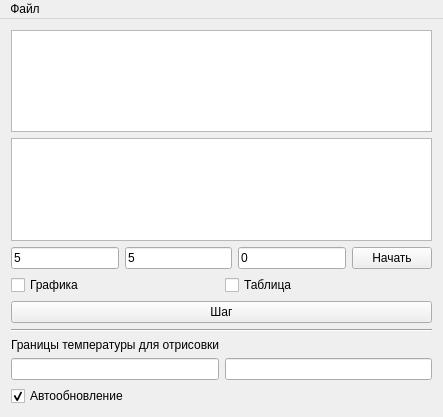
This is displaymeltmodel.ui in AndreyMlashkin/stefanoproblem as Qt 5 draws it before an edit. The edited form follows.
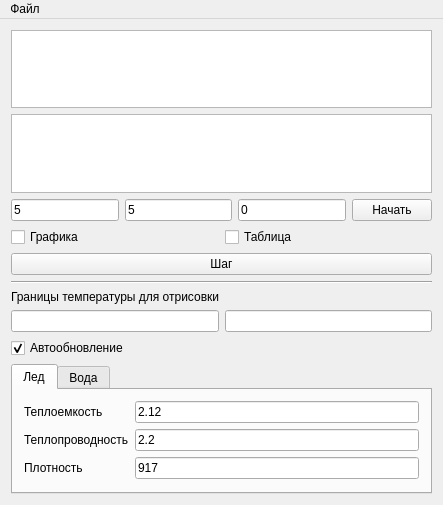
This is the edited form.

Commit message: model constants input applied

Diff of the .ui file:
```diff
--- a/displaymeltmodel.ui
+++ b/displaymeltmodel.ui
@@ -7,7 +7,7 @@
     <x>0</x>
     <y>0</y>
     <width>443</width>
-    <height>417</height>
+    <height>505</height>
    </rect>
   </property>
   <property name="windowTitle">
@@ -144,6 +144,102 @@
       </item>
      </layout>
     </item>
+    <item>
+     <widget class="QTabWidget" name="constants">
+      <property name="currentIndex">
+       <number>0</number>
+      </property>
+      <widget class="QWidget" name="ice">
+       <attribute name="title">
+        <string>Лед</string>
+       </attribute>
+       <layout class="QFormLayout" name="formLayout">
+        <property name="fieldGrowthPolicy">
+         <enum>QFormLayout::AllNonFixedFieldsGrow</enum>
+        </property>
+        <item row="0" column="1">
+         <widget class="QLineEdit" name="iceC">
+          <property name="text">
+           <string>2.12</string>
+          </property>
+         </widget>
+        </item>
+        <item row="0" column="0">
+         <widget class="QLabel" name="label_2">
+          <property name="text">
+           <string>Теплоемкость</string>
+          </property>
+         </widget>
+        </item>
+        <item row="1" column="0">
+         <widget class="QLabel" name="label_3">
+          <property name="text">
+           <string>Теплопроводность</string>
+          </property>
+         </widget>
+        </item>
+        <item row="2" column="0">
+         <widget class="QLabel" name="label_4">
+          <property name="text">
+           <string>Плотность</string>
+          </property>
+         </widget>
+        </item>
+        <item row="1" column="1">
+         <widget class="QLineEdit" name="iceLambda">
+          <property name="text">
+           <string>2.2</string>
+          </property>
+         </widget>
+        </item>
+        <item row="2" column="1">
+         <widget class="QLineEdit" name="iceR">
+          <property name="text">
+           <string>917</string>
+          </property>
+         </widget>
+        </item>
+       </layout>
+      </widget>
+      <widget class="QWidget" name="water">
+       <attribute name="title">
+        <string>Вода</string>
+       </attribute>
+       <layout class="QFormLayout" name="formLayout_2">
+        <item row="0" column="0">
+         <widget class="QLabel" name="label_5">
+          <property name="text">
+           <string>Теплоемкость</string>
+          </property>
+         </widget>
+        </item>
+        <item row="0" column="1">
+         <widget class="QLineEdit" name="waterC"/>
+        </item>
+        <item row="1" column="0">
+         <widget class="QLabel" name="label_7">
+          <property name="text">
+           <string>Теплопроводность</string>
+          </property>
+         </widget>
+        </item>
+        <item row="1" column="1">
+         <widget class="QLineEdit" name="waterLambda"/>
+        </item>
+        <item row="2" column="0">
+         <widget class="QLabel" name="label_6">
+          <property name="text">
+           <string>Плотность</string>
+          </property>
+         </widget>
+        </item>
+        <item row="2" column="1">
+         <widget class="QLineEdit" name="waterR"/>
+        </item>
+       </layout>
+      </widget>
+     </widget>
+    </item>
    </layout>
   </widget>
   <widget class="QMenuBar" name="menuBar">
```
The commit also changes 7 other files.
